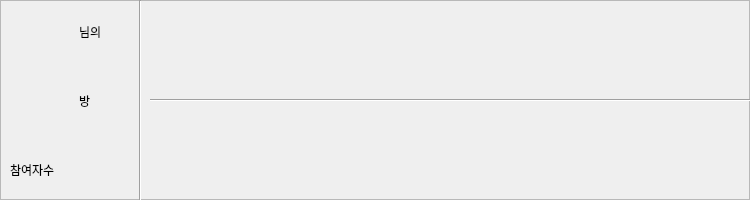
The window that modulized_Chat-cap/modi002.ui (frontdoorrr/motion_detection) describes before a commit, drawn with Qt 5.
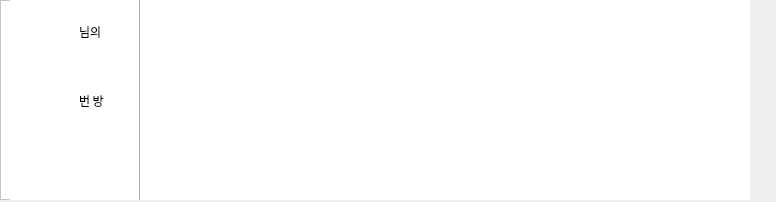
The same window after the commit.

Patch:
```diff
--- a/modulized_Chat-cap/modi002.ui
+++ b/modulized_Chat-cap/modi002.ui
@@ -6,8 +6,8 @@
    <rect>
     <x>0</x>
     <y>0</y>
-    <width>750</width>
-    <height>200</height>
+    <width>776</width>
+    <height>202</height>
    </rect>
   </property>
   <property name="minimumSize">
@@ -28,6 +28,9 @@
      <height>200</height>
     </rect>
    </property>
+   <property name="styleSheet">
+    <string notr="true">background-color: rgb(255, 255, 255);</string>
+   </property>
    <property name="frameShape">
     <enum>QFrame::StyledPanel</enum>
    </property>
@@ -51,13 +54,6 @@
        </property>
       </widget>
      </item>
-     <item>
-      <widget class="Line" name="line_3">
-       <property name="orientation">
-        <enum>Qt::Horizontal</enum>
-       </property>
-      </widget>
-     </item>
      <item>
       <widget class="QLabel" name="X_img">
        <property name="text">
@@ -77,7 +73,7 @@
      </rect>
     </property>
     <layout class="QVBoxLayout" name="verticalLayout_4">
-     <item>
+     <item alignment="Qt::AlignLeft">
       <widget class="QLabel" name="O_count">
        <property name="text">
         <string/>
@@ -87,14 +83,7 @@
        </property>
       </widget>
      </item>
-     <item>
-      <widget class="Line" name="line_6">
-       <property name="orientation">
-        <enum>Qt::Horizontal</enum>
-       </property>
-      </widget>
-     </item>
-     <item>
+     <item alignment="Qt::AlignLeft">
       <widget class="QLabel" name="X_count">
        <property name="text">
         <string/>
@@ -116,27 +105,20 @@
      </rect>
     </property>
     <layout class="QVBoxLayout" name="verticalLayout_2">
-     <item>
+     <item alignment="Qt::AlignLeft">
       <widget class="QLabel" name="hand_up_name">
        <property name="text">
-        <string/>
+        <string>&lt;html&gt;&lt;head/&gt;&lt;body&gt;&lt;p&gt;&lt;br/&gt;&lt;/p&gt;&lt;/body&gt;&lt;/html&gt;</string>
        </property>
        <property name="alignment">
         <set>Qt::AlignRight|Qt::AlignTrailing|Qt::AlignVCenter</set>
        </property>
       </widget>
      </item>
-     <item>
-      <widget class="Line" name="line_5">
-       <property name="orientation">
-        <enum>Qt::Horizontal</enum>
-       </property>
-      </widget>
-     </item>
-     <item>
+     <item alignment="Qt::AlignLeft">
       <widget class="QLabel" name="absent_name">
        <property name="text">
-        <string/>
+        <string>&lt;html&gt;&lt;head/&gt;&lt;body&gt;&lt;p&gt;&lt;br/&gt;&lt;/p&gt;&lt;/body&gt;&lt;/html&gt;</string>
        </property>
        <property name="alignment">
         <set>Qt::AlignRight|Qt::AlignTrailing|Qt::AlignVCenter</set>
@@ -162,13 +144,6 @@
        </property>
       </widget>
      </item>
-     <item>
-      <widget class="Line" name="line">
-       <property name="orientation">
-        <enum>Qt::Horizontal</enum>
-       </property>
-      </widget>
-     </item>
      <item>
       <widget class="QLabel" name="absent_img">
        <property name="text">
@@ -200,6 +175,15 @@
      </item>
      <item row="0" column="0">
       <widget class="QLabel" name="username_lbl">
+       <property name="font">
+        <font>
+         <family>맑은 고딕</family>
+         <underline>true</underline>
+        </font>
+       </property>
+       <property name="styleSheet">
+        <string notr="true"/>
+       </property>
        <property name="text">
         <string/>
        </property>
@@ -208,15 +192,20 @@
        </property>
       </widget>
      </item>
-     <item row="2" column="0">
-      <widget class="QLabel" name="label_6">
-       <property name="text">
-        <string>참여자수</string>
-       </property>
-      </widget>
-     </item>
      <item row="0" column="1">
       <widget class="QLabel" name="label_2">
+       <property name="font">
+        <font>
+         <family>맑은 고딕</family>
+         <pointsize>9</pointsize>
+         <weight>50</weight>
+         <italic>false</italic>
+         <bold>false</bold>
+        </font>
+       </property>
+       <property name="styleSheet">
+        <string notr="true">font: 9pt &quot;맑은 고딕&quot;;</string>
+       </property>
        <property name="text">
         <string>님의</string>
        </property>
@@ -224,13 +213,30 @@
      </item>
      <item row="1" column="1">
       <widget class="QLabel" name="label_5">
+       <property name="font">
+        <font>
+         <family>맑은 고딕</family>
+         <pointsize>9</pointsize>
+         <weight>50</weight>
+         <italic>false</italic>
+         <bold>false</bold>
+        </font>
+       </property>
+       <property name="styleSheet">
+        <string notr="true">font: 9pt &quot;맑은 고딕&quot;;</string>
+       </property>
        <property name="text">
-        <string>방</string>
+        <string>번 방</string>
        </property>
       </widget>
      </item>
      <item row="2" column="1">
       <widget class="QLabel" name="get_count_attendants">
+       <property name="font">
+        <font>
+         <family>KoPubWorld돋움체 Light</family>
+        </font>
+       </property>
        <property name="text">
         <string/>
        </property>
@@ -242,11 +248,14 @@
     <property name="geometry">
      <rect>
       <x>130</x>
-      <y>0</y>
+      <y>-10</y>
       <width>20</width>
-      <height>201</height>
+      <height>211</height>
      </rect>
     </property>
+    <property name="styleSheet">
+     <string notr="true"/>
+    </property>
     <property name="orientation">
      <enum>Qt::Vertical</enum>
     </property>
```
Left out of the diff: 8 changed lines with no effect on the pictures.
